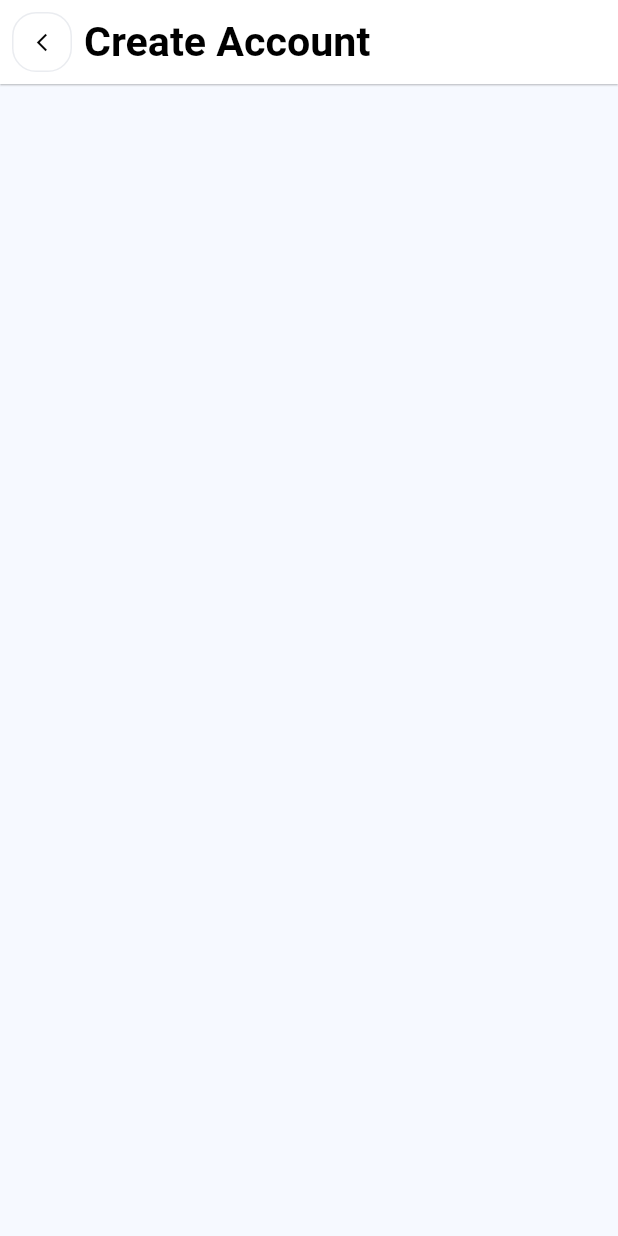
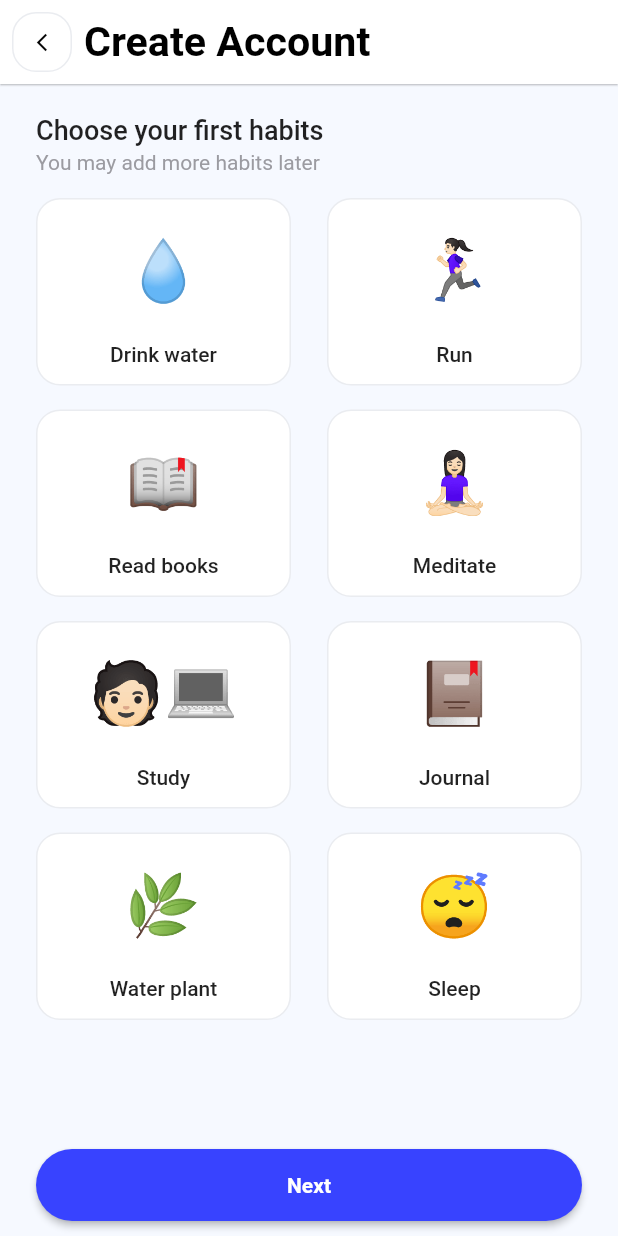
Before and after one commit to sohaib077/UI, a Flutter app: the CreateAccountView3 screen opened directly, on a phone screen of 412 x 824 dp. Run offline on Flutter 3.47's test engine with Material 2 defaults, Android fonts, the phone set to English and light mode, and no system bars; our stand-ins replace bloc, carousel_slider, dots_indicator, flutter_bloc, flutter_screenutil, flutter_svg and 2 more; missing offline and left inert: swipe_back_detector.

Commit message:
create account view 2 & 3

```diff
--- a/lib/core/constants.dart
+++ b/lib/core/constants.dart
@@ -6,6 +6,7 @@ const kBlue100 = Color(0xff3843FF);
 const kGrey1 = Color(0xffEAECF0);
 const kBackground1 =  Color(0xffF6F9FF);
 const kBlack20 =  Color(0xffCDCDD0);
+const kBlack40 =  Color(0xff9B9BA1);
 const kGreen100 =  Color(0xff3BA935);
 
 
--- a/lib/core/styles.dart
+++ b/lib/core/styles.dart
@@ -1,5 +1,6 @@
 import 'package:flutter/material.dart';
 import 'package:flutter_screenutil/flutter_screenutil.dart';
+import 'package:ui/core/constants.dart';
 
 abstract class Styles {
   static TextStyle appBarTextStyle = TextStyle(
@@ -7,9 +8,20 @@ abstract class Styles {
     fontSize: 24.sp,
     color: Colors.black,
   );
-  static TextStyle labelTextStyle = const TextStyle(
+  static const TextStyle labelTextStyle = TextStyle(
     fontSize: 10,
     fontWeight: FontWeight.bold,
     letterSpacing: 1,
   );
+  static const TextStyle iconTextStyle = TextStyle(
+    fontSize: 40,
+    color: Colors.black,
+  );
+  static const TextStyle titleTextStyle = TextStyle(
+    fontWeight: FontWeight.w500,
+    fontSize: 18,
+  );
+  static const TextStyle subTitleTextStyle = TextStyle(
+    color: kBlack40,
+  );
 }
--- a/lib/habit tracker/views/create account view/create account view3.dart
+++ b/lib/habit tracker/views/create account view/create account view3.dart
@@ -1,17 +1,29 @@
 import 'package:flutter/material.dart';
+import 'package:flutter_bloc/flutter_bloc.dart';
 import 'package:ui/core/constants.dart';
 import 'package:ui/core/shared_methods.dart';
+import 'package:ui/habit%20tracker/views/create%20account%20view/widgets/create_account_view3_body.dart';
+
+import 'cubits/create_account_cubit.dart';
 
 class CreateAccountView3 extends StatelessWidget {
   const CreateAccountView3({Key? key}) : super(key: key);
 
   @override
   Widget build(BuildContext context) {
-    return Scaffold(
-      appBar: customAppBar('Create Account'),
-      body: Padding(
-        padding: const EdgeInsets.symmetric(horizontal: kMaxPadding),
-        child: Column(),
+    return BlocProvider(
+      create: (context) => CreateAccountCubit(),
+      child: GestureDetector(
+        onTap: () {
+          unfocus(context);
+        },
+        child: Scaffold(
+          appBar: customAppBar('Create Account'),
+          body: const Padding(
+            padding: EdgeInsets.symmetric(horizontal: kMaxPadding),
+            child: CreateAccountView3Body(),
+          ),
+        ),
       ),
     );
   }
--- /dev/null
+++ b/lib/habit tracker/views/create account view/cubits/create_account_cubit.dart
@@ -0,0 +1,16 @@
+import 'package:bloc/bloc.dart';
+import 'package:flutter_bloc/flutter_bloc.dart';
+import 'package:meta/meta.dart';
+
+part 'create_account_state.dart';
+
+class CreateAccountCubit extends Cubit<CreateAccountState> {
+  CreateAccountCubit() : super(CreateAccountInitial());
+  static CreateAccountCubit get(context) => BlocProvider.of(context);
+
+  int gender = -1;
+  void changeSelectedItem(int index){
+    gender = index;
+    emit(ChooseGenderState());
+  }
+}
--- /dev/null
+++ b/lib/habit tracker/views/create account view/cubits/create_account_state.dart
@@ -0,0 +1,7 @@
+part of 'create_account_cubit.dart';
+
+@immutable
+abstract class CreateAccountState {}
+
+class CreateAccountInitial extends CreateAccountState {}
+class ChooseGenderState extends CreateAccountState {}
--- /dev/null
+++ b/lib/habit tracker/views/create account view/models/gridview item model.dart
@@ -0,0 +1,6 @@
+class GridViewItemModel {
+  final String icon;
+  final String text;
+
+  const GridViewItemModel({required this.icon, required this.text});
+}
--- a/lib/habit tracker/views/create account view/widgets/create_account_view1_body.dart
+++ b/lib/habit tracker/views/create account view/widgets/create_account_view1_body.dart
@@ -45,7 +45,7 @@ class _CreateAccountView1BodyState extends State<CreateAccountView1Body> {
             mainAxisSize: MainAxisSize.min,
             children: [
               CustomNextButton(onPressed: (){navigateTo(context, const CreateAccountView2());},),
-              const SizedBox(height: 20),
+              const SizedBox(height: 10),
             ],
           ),
         ),
--- /dev/null
+++ b/lib/habit tracker/views/create account view/widgets/create_account_view3_body.dart
@@ -0,0 +1,72 @@
+import 'package:flutter/material.dart';
+import 'package:ui/core/constants.dart';
+import '../../../../core/styles.dart';
+import '../../continue with email view/widgets/custom_next_button.dart';
+import '../models/gridview item model.dart';
+import 'custom_grid_view.dart';
+
+class CreateAccountView3Body extends StatelessWidget {
+  const CreateAccountView3Body({
+    super.key,
+  });
+
+  @override
+  Widget build(BuildContext context) {
+    const List<GridViewItemModel> items = [
+      GridViewItemModel(icon: '💧‍', text: 'Drink water'),
+      GridViewItemModel(icon: '🏃🏻‍♀️‍', text: 'Run'),
+      GridViewItemModel(icon: '📖‍', text: 'Read books'),
+      GridViewItemModel(icon: '🧘🏻‍♀️‍', text: 'Meditate'),
+      GridViewItemModel(icon: '🧑🏻‍💻‍‍', text: 'Study'),
+      GridViewItemModel(icon: '📕‍', text: 'Journal'),
+      GridViewItemModel(icon: '🌿‍‍', text: 'Water plant'),
+      GridViewItemModel(icon: '😴‍', text: 'Sleep'),
+    ];
+    return Stack(
+      children: [
+        // const SizedBox(height: 20),
+        SingleChildScrollView(
+          physics: const BouncingScrollPhysics(),
+          child: Column(
+            crossAxisAlignment: CrossAxisAlignment.start,
+            children: const [
+              SizedBox(height: 20),
+              Text("Choose your first habits", style: Styles.titleTextStyle),
+              SizedBox(height: 3),
+              Text(
+                "You may add more habits later",
+                style: Styles.subTitleTextStyle,
+              ),
+              SizedBox(height: 16),
+              CustomGridView(items: items),
+              SizedBox(height: 100),
+              // const Spacer(),
+            ],
+          ),
+        ),
+        Align(
+          alignment: Alignment.bottomCenter,
+          child: Container(
+            width: double.infinity,
+            color: kBackground1,
+            child: Padding(
+              padding: const EdgeInsets.only(bottom: 10),
+              child: CustomNextButton(
+                onPressed: () {
+                  // navigateTo(context, const CreateAccountView3());
+                },
+              ),
+            ),
+          ),
+        ),
+      ],
+    );
+  }
+}
+
+// CustomNextButton(
+//   onPressed: () {
+//     // navigateTo(context, const CreateAccountView3());
+//   },
+// ),
+// const SizedBox(height: 20),
--- /dev/null
+++ b/lib/habit tracker/views/create account view/widgets/custom_grid_view.dart
@@ -0,0 +1,34 @@
+import 'package:ui/habit%20tracker/views/create%20account%20view/widgets/grid_view_item.dart';
+import 'package:flutter/material.dart';
+import 'package:flutter_staggered_grid_view/flutter_staggered_grid_view.dart';
+import 'package:ui/core/constants.dart';
+
+import '../models/gridview item model.dart';
+
+class CustomGridView extends StatelessWidget {
+  const CustomGridView({
+    super.key,
+    required this.items,
+  });
+
+  final List<GridViewItemModel> items;
+
+  @override
+  Widget build(BuildContext context) {
+    return MasonryGridView.count(
+      physics: const NeverScrollableScrollPhysics(),
+      shrinkWrap: true,
+      crossAxisCount: 2,
+      crossAxisSpacing: kMaxPadding,
+      mainAxisSpacing: kNormPadding,
+      itemCount: items.length,
+      itemBuilder: (context, index) {
+    return GridViewItem(
+      icon: items[index].icon,
+      text: items[index].text,
+      index: index,
+    );
+      },
+    );
+  }
+}
--- /dev/null
+++ b/lib/habit tracker/views/create account view/widgets/grid_view_item.dart
@@ -0,0 +1,54 @@
+import 'package:flutter/material.dart';
+import 'package:flutter_bloc/flutter_bloc.dart';
+import 'package:ui/core/constants.dart';
+import 'package:ui/habit%20tracker/views/create%20account%20view/cubits/create_account_cubit.dart';
+
+import '../../../../core/styles.dart';
+
+class GridViewItem extends StatelessWidget {
+  const GridViewItem({
+    super.key,
+    required this.icon,
+    required this.text,
+    required this.index,
+  });
+
+  final String icon;
+  final String text;
+  final int index;
+
+  @override
+  Widget build(BuildContext context) {
+    return BlocBuilder<CreateAccountCubit, CreateAccountState>(
+      builder: (context, state) {
+        return GestureDetector(
+          onTap: () {
+            CreateAccountCubit.get(context).changeSelectedItem(index);
+          },
+          child: Container(
+            decoration: BoxDecoration(
+              color: Colors.white,
+              borderRadius: BorderRadius.circular(kMaxRadius),
+              border: Border.all(
+                width: 1,
+                color: CreateAccountCubit.get(context).gender == index ? kBlue100 : kGrey1,
+              ),
+            ),
+            child: Column(
+              children: [
+                const SizedBox(height: kMaxPadding),
+                Text(icon, style: Styles.iconTextStyle),
+                const SizedBox(height: kMaxPadding),
+                Text(
+                  text,
+                  style: const TextStyle(fontWeight: FontWeight.w500),
+                ),
+                const SizedBox(height: 12),
+              ],
+            ),
+          ),
+        );
+      },
+    );
+  }
+}
--- a/lib/habit tracker/views/onboarding view/widgets/habits_card_item.dart
+++ b/lib/habit tracker/views/onboarding view/widgets/habits_card_item.dart
@@ -1,7 +1,7 @@
 import 'package:flutter/material.dart';
 import '../../../../core/constants.dart';
+import '../model/habits card model.dart';
 import 'custom_circular_percent.dart';
-import 'habits_card_listview.dart';
 import 'list_tile_sub_title.dart';
 import 'list_tile_title.dart';
 
@@ -10,7 +10,7 @@ class HabitsCardItem extends StatelessWidget {
     super.key,
     required this.cardItem,
   });
-  final CardItem cardItem;
+  final HabitsCardModel cardItem;
   @override
   Widget build(BuildContext context) {
     return Card(
--- a/lib/main.dart
+++ b/lib/main.dart
@@ -1,12 +1,15 @@
+import 'package:bloc/bloc.dart';
 import 'package:flutter/material.dart';
 import 'package:flutter/services.dart';
 import 'package:flutter_screenutil/flutter_screenutil.dart';
-import 'package:google_fonts/google_fonts.dart';
 import 'package:ui/habit%20tracker/views/splash%20view/splash%20view.dart';
 
+import 'core/bloc_observer.dart';
 import 'core/constants.dart';
 
 void main() {
+    Bloc.observer = MyBlocObserver();
+
   runApp(const MyApp());
 }
 
--- a/pubspec.yaml
+++ b/pubspec.yaml
@@ -48,6 +48,7 @@ dependencies:
   dots_indicator: ^2.1.1
   flutter_bloc: ^8.1.3
   bloc: ^8.1.2
+  flutter_staggered_grid_view: ^0.7.0
 
 dev_dependencies:
   flutter_test:
```
Also changed, not shown: lib/core/bloc_observer.dart (added, +27 -0 lines), lib/habit tracker/views/create account view/create account view2.dart (+15 -7 lines), lib/habit tracker/views/create account view/widgets/create_account_view2_body.dart (added, +38 -0 lines), lib/habit tracker/views/onboarding view/model/habits card model.dart (added, +17 -0 lines), lib/habit tracker/views/onboarding view/widgets/habits_card_listview.dart (+5 -20 lines), pubspec.lock.
